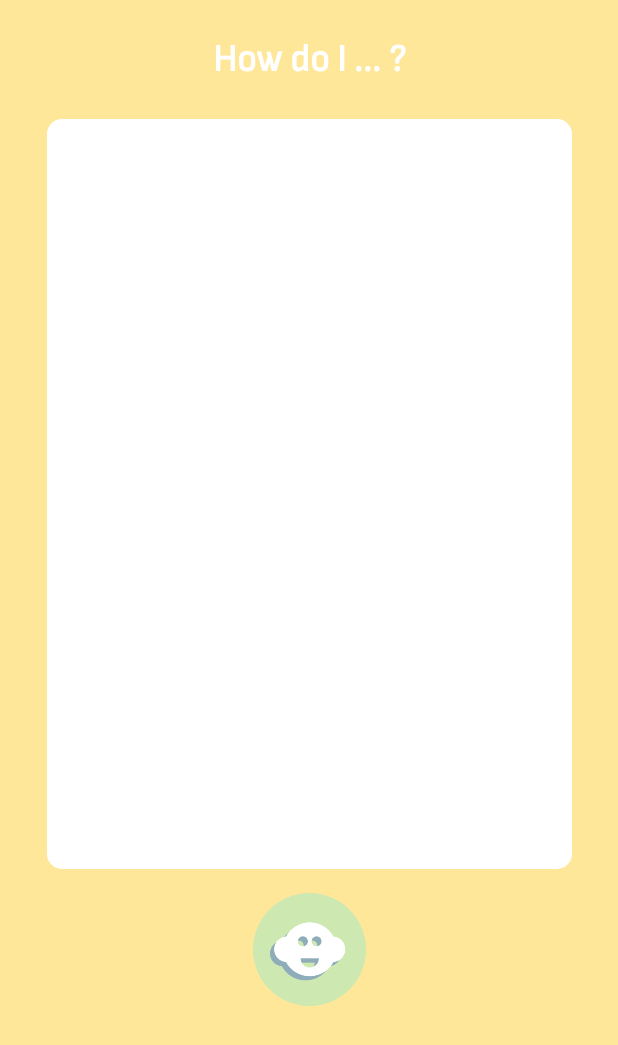
After one commit to AngelNau/George-AI, an Android app: the fragment HelpWithTaskFragment shown on its own in the app's theme, on a phone screen of 412 x 824 dp. The commit adds this screen. Shown: the top 1045 px of the screen. Run offline under Robolectric (Android 15) with nearby library versions, the phone set to English and light mode, and no system bars.

Commit message:
Add tester UI and HelpMeWithThisTask UI

```diff
--- /dev/null
+++ b/app/src/main/java/si/eestec/challenge/georgeai/HelpWithTaskFragment.kt
@@ -0,0 +1,24 @@
+package si.eestec.challenge.georgeai
+
+import android.os.Bundle
+import androidx.fragment.app.Fragment
+import android.view.LayoutInflater
+import android.view.View
+import android.view.ViewGroup
+
+class HelpWithTaskFragment : Fragment() {
+
+    override fun onCreate(savedInstanceState: Bundle?) {
+        super.onCreate(savedInstanceState)
+
+    }
+
+    override fun onCreateView(
+        inflater: LayoutInflater, container: ViewGroup?,
+        savedInstanceState: Bundle?
+    ): View? {
+        // Inflate the layout for this fragment
+        return inflater.inflate(R.layout.fragment_help_with_task, container, false)
+    }
+
+}
--- a/app/src/main/java/si/eestec/challenge/georgeai/MainActivity.kt
+++ b/app/src/main/java/si/eestec/challenge/georgeai/MainActivity.kt
@@ -32,7 +32,7 @@ class MainActivity : AppCompatActivity() {
         TabLayoutMediator(tabLayout, viewPager) { tab, position ->
             when (position) {
                 0 -> tab.text = "Tasks"
-//                1 -> tab.text = "Tab 2"
+//                1 -> tab.text = "How do I"
 //                2 -> tab.text = "Tab 3"
             }
         }.attach()
--- a/app/src/main/java/si/eestec/challenge/georgeai/TabPagerAdapter.kt
+++ b/app/src/main/java/si/eestec/challenge/georgeai/TabPagerAdapter.kt
@@ -12,7 +12,7 @@ class TabPagerAdapter(fa: FragmentActivity?, private val tabCounter: Int) : Frag
     override fun createFragment(position: Int): Fragment {
         return when (position) {
             0 -> TaskFragment()
-//            1 -> Tab2Fragment()
+//            1 -> TestFragment()
 //            2 -> Tab3Fragment()
             else -> {
                 Fragment()
--- /dev/null
+++ b/app/src/main/res/drawable/round_edges.xml
@@ -0,0 +1,5 @@
+<?xml version="1.0" encoding="utf-8"?>
+<shape xmlns:android="http://schemas.android.com/apk/res/android" android:shape="rectangle">
+    <corners android:radius="10dp"/>
+    <solid android:color="@color/white"/>
+</shape>
--- a/app/src/main/res/layout/activity_main.xml
+++ b/app/src/main/res/layout/activity_main.xml
@@ -15,6 +15,7 @@
         <!--        android:theme="@style/AppTheme.AppBarOverlay"-->
 
         <androidx.appcompat.widget.Toolbar
+            android:backgroundTint="@color/dark_yellow"
             android:id="@+id/toolbar"
             android:layout_width="match_parent"
             android:layout_height="?attr/actionBarSize"
@@ -27,6 +28,7 @@
             android:layout_width="match_parent"
             android:contentDescription="@string/application_tabs"
             android:layout_height="?attr/actionBarSize"
+            app:tabTextColor="@color/dark_yellow"
             app:tabGravity="fill"
             app:tabMode="fixed"/>
 
--- /dev/null
+++ b/app/src/main/res/layout/fragment_help_with_task.xml
@@ -0,0 +1,47 @@
+<?xml version="1.0" encoding="utf-8"?>
+<androidx.constraintlayout.widget.ConstraintLayout
+    xmlns:android="http://schemas.android.com/apk/res/android"
+    xmlns:tools="http://schemas.android.com/tools"
+    android:layout_width="match_parent"
+    android:layout_height="match_parent"
+    xmlns:app="http://schemas.android.com/apk/res-auto"
+    android:background="@color/light_yellow"
+    android:fitsSystemWindows="true"
+    tools:context=".HelpWithTaskFragment">
+
+    <TextView
+        android:id="@+id/howDoI"
+        android:layout_width="wrap_content"
+        android:layout_height="wrap_content"
+        android:layout_marginTop="24dp"
+        app:layout_constraintTop_toTopOf="parent"
+        app:layout_constraintStart_toStartOf="parent"
+        app:layout_constraintEnd_toEndOf="parent"
+        android:textSize="25sp"
+        android:fontFamily="@font/font_sofia"
+        android:textStyle="bold"
+        android:textColor="@color/white"
+        android:text="@string/how_do_i"/>
+
+    <TextView
+        android:id="@+id/chatGPTGenerateInstructionsView"
+        android:background="@drawable/round_edges"
+        android:layout_width="350dp"
+        android:layout_height="500dp"
+        app:layout_constraintTop_toBottomOf="@id/howDoI"
+        app:layout_constraintStart_toStartOf="parent"
+        app:layout_constraintEnd_toEndOf="parent"
+        android:layout_marginTop="24dp"
+        />
+
+    <ImageView
+        android:layout_width="75dp"
+        android:layout_height="75dp"
+        android:src="@drawable/ic_monkey"
+        app:layout_constraintTop_toBottomOf="@id/chatGPTGenerateInstructionsView"
+        app:layout_constraintStart_toStartOf="parent"
+        app:layout_constraintEnd_toEndOf="parent"
+        android:layout_marginTop="16dp"
+        />
+
+</androidx.constraintlayout.widget.ConstraintLayout>
--- a/app/src/main/res/values/colors.xml
+++ b/app/src/main/res/values/colors.xml
@@ -2,4 +2,9 @@
 <resources>
     <color name="black">#FF000000</color>
     <color name="white">#FFFFFFFF</color>
+    <color name="light_blue">#2d738c</color>
+    <color name="light_green">#cde8b1</color>
+    <color name="light_yellow">#FFE79A</color>
+    <color name="dark_yellow">#FFD756</color>
+    <color name="frog_green">#74D600</color>
 </resources>
--- a/app/src/main/res/values/strings.xml
+++ b/app/src/main/res/values/strings.xml
@@ -3,4 +3,9 @@
     <string name="application_tabs">Application tabs.</string>
     <!-- TODO: Remove or change this placeholder text -->
     <string name="hello_blank_fragment">Hello blank fragment</string>
+    <string name="how_do_i">How do I ... ?</string>
+    <string name="question1_dummy_data">Question 1 test 123, vprashanje vprashanje vprashanje?</string>
+    <string name="here_is_answer_1">Here is answer 1</string>
+    <string name="submit">SUBMIT</string>
+    <string name="check">CHECK</string>
 </resources>
```
Also changed, not shown: app/src/main/java/si/eestec/challenge/georgeai/TestFragment.kt (added, +59 -0 lines), app/src/main/res/layout/fragment_test.xml (added, +173 -0 lines), app/src/main/res/drawable/ic_monkey.png (added), app/src/main/res/font/font_1.ttf (added), app/src/main/res/font/font_sofia.ttf (added).
